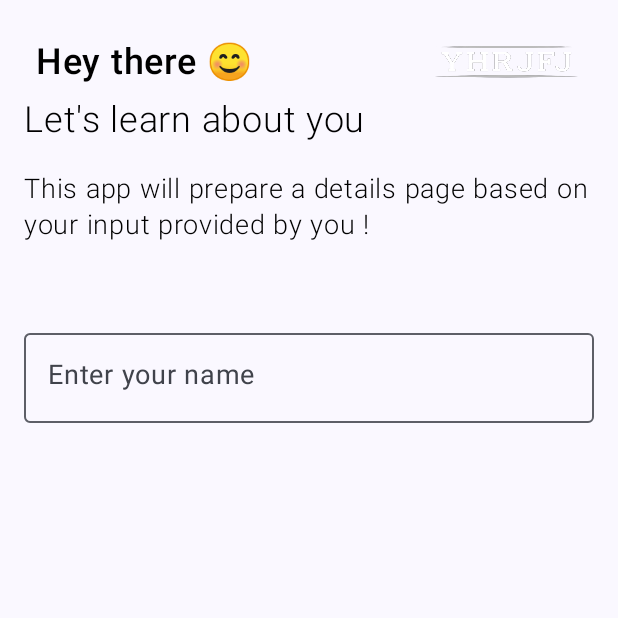
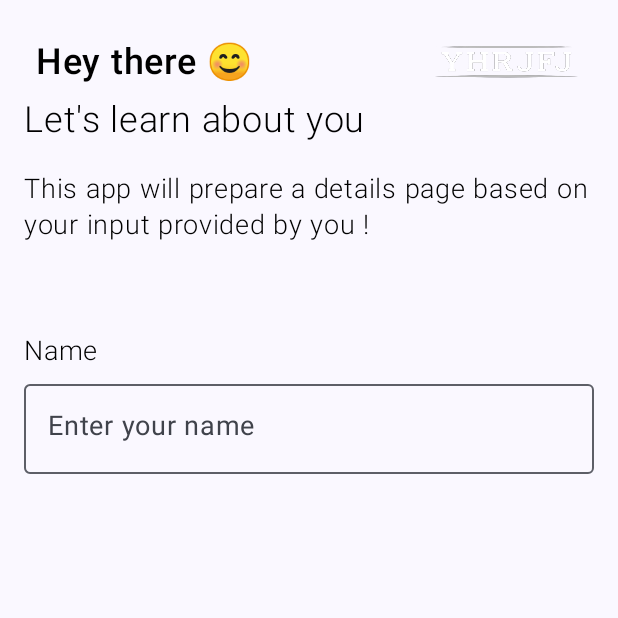
Before and after one commit to yhrjfj/FunFact_Composer, an Android app built with Jetpack Compose: the screen it shows after launch (MainActivity), on a phone screen of 412 x 824 dp, the top half of it. Run offline under Robolectric (Android 15) with nearby library versions, the phone set to English and light mode, and no system bars.

Commit message:
Small modification in UserInputScreen

```diff
--- a/app/src/main/java/com/yhr/jfj/funfact_composer/ui/screens/UserInputScreen.kt
+++ b/app/src/main/java/com/yhr/jfj/funfact_composer/ui/screens/UserInputScreen.kt
@@ -48,6 +48,9 @@ fun UserInputScreen(userInputViewModel: UserInputViewModel) {
 
             Spacer(modifier = Modifier.height(60.dp))
 
+            // Enter name
+            TextComponent(textValue = "Name", textSize = 18.sp)
+            Spacer(modifier = Modifier.height(10.dp))
             TextFieldComponent(onTextChange = {
                 userInputViewModel.onEvent(
                     UserDataUiEvents.UserNameEntered(it)
```
